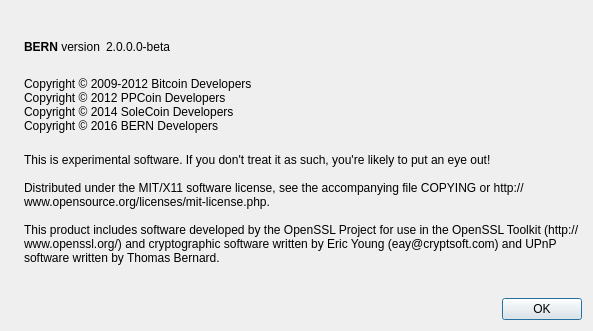
The window that src/qt/forms/aboutdialog.ui (BERNiecoin/BERNcash) describes before a commit, drawn with Qt 5.
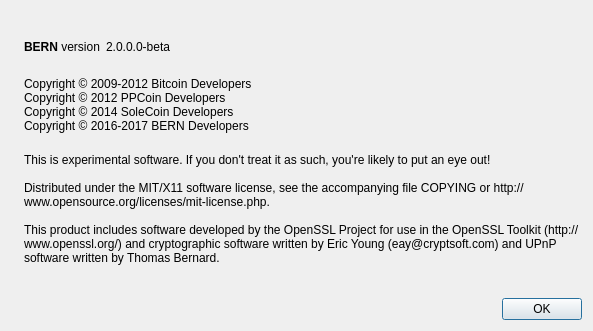
The same window after the commit. Icons and pictures are not drawn.

Patch:
```diff
--- a/src/qt/forms/aboutdialog.ui
+++ b/src/qt/forms/aboutdialog.ui
@@ -95,7 +95,7 @@
 Copyright © 2009-2012 Bitcoin Developers
 Copyright © 2012 PPCoin Developers
 Copyright © 2014 SoleCoin Developers
-Copyright © 2016 BERN Developers</string>
+Copyright © 2016-2017 BERN Developers</string>
        </property>
        <property name="textInteractionFlags">
         <set>Qt::LinksAccessibleByMouse|Qt::TextSelectableByKeyboard|Qt::TextSelectableByMouse</set>
```
